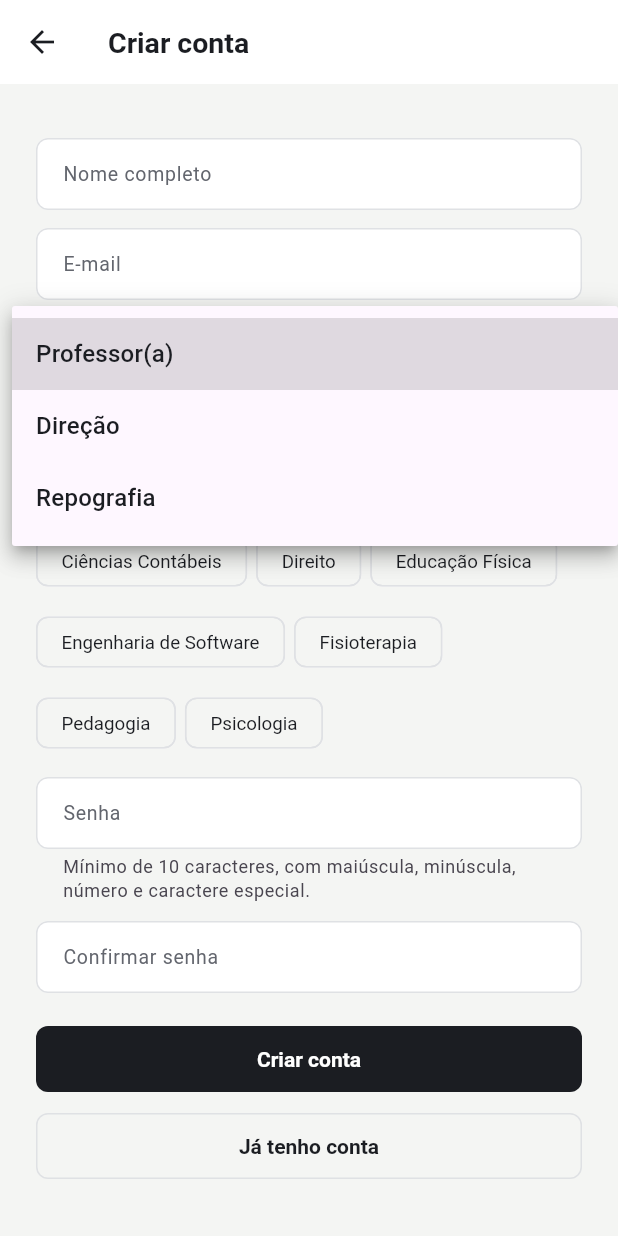
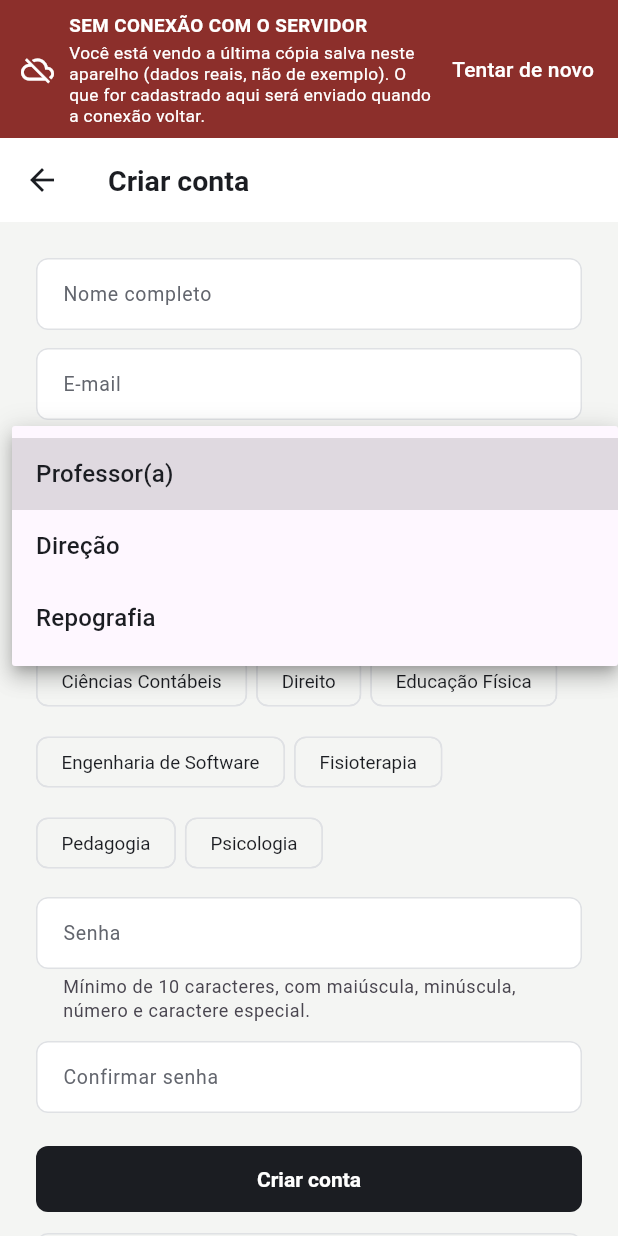
Before and after one commit to itsmeraposo/provafacil_fans, a Flutter app: the CadastroScreen screen opened directly, after a tap on "Professor(a)", on a phone screen of 412 x 824 dp. Run offline on Flutter 3.47's test engine with Material 3 defaults, Android fonts, the phone set to English and light mode, and no system bars; our stand-ins replace printing, share_plus, shared_preferences, web; missing offline and left inert: dart:js_interop; accounts and stored records are empty; network calls fail.

Commit message:
Mudanças

```diff
--- a/lib/api.dart
+++ b/lib/api.dart
@@ -1,6 +1,7 @@
 import 'dart:convert';
 import 'dart:typed_data';
 
+import 'package:flutter/foundation.dart' show ValueNotifier;
 import 'package:http/http.dart' as http;
 
 import 'config.dart';
@@ -40,9 +41,22 @@ class ApiClient {
   /// sessão). O app usa isso para voltar ao login.
   void Function()? aoSessaoExpirada;
 
+  /// Usado no modo offline (o app entrou sem conexão e está sem sessão): antes
+  /// de uma chamada que exige sessão, tenta abrir a sessão de novo. Devolve
+  /// `false` se continua sem conexão.
+  Future<bool> Function()? aoFaltarSessao;
+
   bool get temSessao => _sessao != null && _sessao!.isNotEmpty;
 
-  void limparSessao() => _sessao = null;
+  /// Verdadeiro quando a última tentativa de falar com o servidor falhou por
+  /// falta de conexão. A tela usa isso para avisar, bem visível, que o app
+  /// está sem conexão. Volta a `false` assim que o servidor responde.
+  final ValueNotifier<bool> semConexao = ValueNotifier<bool>(false);
+
+  void limparSessao() {
+    _sessao = null;
+    semConexao.value = false;
+  }
 
   Uri _uri(String caminho, Map<String, String>? consulta) {
     final base = Uri.parse(apiBaseUrl);
@@ -72,6 +86,19 @@ class ApiClient {
     Object? corpo,
     Map<String, String>? consulta,
   }) async {
+    if (!temSessao &&
+        !caminho.startsWith('/api/auth/') &&
+        aoFaltarSessao != null) {
+      final conseguiu = await aoFaltarSessao!();
+      if (!conseguiu) {
+        semConexao.value = true;
+        throw ApiException(
+          'Não foi possível conectar ao servidor. Verifique a internet e o '
+          'endereço configurado em lib/config.dart.',
+        );
+      }
+    }
+
     final requisicao = http.Request(metodo, _uri(caminho, consulta));
     requisicao.headers['Accept'] = 'application/json';
     if (temSessao) requisicao.headers['Authorization'] = 'Bearer $_sessao';
@@ -85,12 +112,15 @@ class ApiClient {
       final fluxo = await _http.send(requisicao).timeout(_limiteTempo);
       resposta = await http.Response.fromStream(fluxo);
     } catch (_) {
+      semConexao.value = true;
       throw ApiException(
         'Não foi possível conectar ao servidor. Verifique a internet e o '
         'endereço configurado em lib/config.dart.',
       );
     }
 
+    // O servidor respondeu (mesmo que com erro): há conexão.
+    semConexao.value = false;
     if (resposta.statusCode >= 400) throw _erroDe(resposta);
     _guardarToken(caminho, resposta);
     return resposta;
--- a/lib/app_state.dart
+++ b/lib/app_state.dart
@@ -43,6 +43,11 @@ class AppState extends ChangeNotifier {
   /// aparelho (servidor ou internet indisponível), e não do servidor.
   bool usandoCache = false;
 
+  /// Verdadeiro quando o app entrou sem conexão (usando os dados guardados no
+  /// aparelho) e ainda não tem sessão com o servidor. A sessão é pedida de
+  /// novo sozinha assim que a conexão voltar.
+  bool semSessao = false;
+
   bool get logado => usuarioAtual != null;
 
   /* ------------------------------------------------------------ auth */
@@ -79,14 +84,60 @@ class AppState extends ChangeNotifier {
   /// MODO SEM LOGIN (`loginAtivo = false`): pede ao servidor a sessão do
   /// perfil escolhido, sem e-mail nem senha. O servidor precisa estar com
   /// `SEM_LOGIN=true` e a mesma chave de `semLoginChave` (lib/config.dart).
+  ///
+  /// Se não houver conexão (ou o servidor estiver fora do ar) e este perfil já
+  /// tiver entrado antes neste aparelho, abre o painel mesmo assim, com os
+  /// dados guardados localmente (modo offline).
   Future<void> entrarSemLogin(Perfil perfil) async {
-    final resposta = await _api.post('/api/auth/entrada-direta', {
-      'chave': semLoginChave,
-      'perfil': perfil.chave,
-    });
-    usuarioAtual = Usuario.fromJson(resposta['usuario'] as Map<String, dynamic>);
+    try {
+      final resposta = await _api.post('/api/auth/entrada-direta', {
+        'chave': semLoginChave,
+        'perfil': perfil.chave,
+      });
+      final dadosUsuario = resposta['usuario'] as Map<String, dynamic>;
+      usuarioAtual = Usuario.fromJson(dadosUsuario);
+      semSessao = false;
+      await Preferencias.salvarUsuarioOffline(perfil.chave, dadosUsuario);
+    } on ApiException catch (erro) {
+      // Erros de resposta do servidor (ex.: 403 chave errada, 404 modo
+      // desligado) seguem como erro. Só entra offline sem conexão ou 5xx.
+      final semServico = erro.status == null || erro.status! >= 500;
+      if (!semServico) rethrow;
+      final guardado = await Preferencias.lerUsuarioOffline(perfil.chave);
+      if (guardado == null) {
+        // Nunca entrou com internet neste aparelho: não há o que mostrar.
+        throw ApiException(
+          'Sem conexão com o servidor. Este perfil ainda não entrou com '
+          'internet neste aparelho: conecte-se uma vez para depois poder '
+          'usar sem conexão.',
+        );
+      }
+      usuarioAtual = guardado;
+      semSessao = true;
+    }
     notifyListeners();
     await carregarDados();
+  }
+
+  /// Chamado pelo cliente HTTP antes de requisições que exigem sessão. No modo
+  /// offline, tenta abrir a sessão; se não houver conexão, devolve `false`.
+  Future<bool> garantirSessao() async {
+    if (!semSessao) return true;
+    final usuario = usuarioAtual;
+    if (usuario == null) return false;
+    try {
+      final resposta = await _api.post('/api/auth/entrada-direta', {
+        'chave': semLoginChave,
+        'perfil': usuario.perfil.chave,
+      });
+      final dadosUsuario = resposta['usuario'] as Map<String, dynamic>;
+      usuarioAtual = Usuario.fromJson(dadosUsuario);
+      await Preferencias.salvarUsuarioOffline(usuario.perfil.chave, dadosUsuario);
+      semSessao = false;
+      return true;
+    } on ApiException {
+      return false;
+    }
   }
 
   Future<String> registrar({
@@ -137,6 +188,8 @@ class AppState extends ChangeNotifier {
   void _limpar() {
     _api.limparSessao();
     usuarioAtual = null;
+    semSessao = false;
+    usandoCache = false;
     questoes = [];
     provas = [];
     erroCarregamento = null;
--- a/lib/main.dart
+++ b/lib/main.dart
@@ -6,6 +6,7 @@ import 'preferencias.dart';
 import 'screens/boas_vindas_screen.dart';
 import 'screens/login_screen.dart';
 import 'theme.dart';
+import 'widgets/banner_offline.dart';
 
 final GlobalKey<NavigatorState> navigatorKey = GlobalKey<NavigatorState>();
 
@@ -21,6 +22,9 @@ Future<void> main() async {
       (rota) => false,
     );
   };
+  // No modo offline (entrou sem conexão), tenta abrir a sessão de novo antes
+  // de falar com o servidor.
+  ApiClient.instancia.aoFaltarSessao = AppState.instancia.garantirSessao;
   runApp(const ProvaFacilApp());
 }
 
@@ -49,7 +53,7 @@ class ProvaFacilApp extends StatelessWidget {
                     .clamp(minScaleFactor: 1.0, maxScaleFactor: 1.25);
             return MediaQuery(
               data: MediaQuery.of(context).copyWith(textScaler: escala),
-              child: child!,
+              child: MoldeOffline(child: child!),
             );
           },
         );
--- a/lib/preferencias.dart
+++ b/lib/preferencias.dart
@@ -124,4 +124,36 @@ class Preferencias {
       debugPrint('Preferencias: não foi possível gravar: $erro');
     }
   }
+
+  /* ------------------------------- último usuário que entrou (modo offline) */
+
+  static String _chaveUsuario(String perfil) => 'usuarioOffline:$perfil';
+
+  /// Guarda os dados do usuário do acesso direto, devolvidos pelo servidor,
+  /// para o app conseguir abrir o painel mesmo sem conexão.
+  static Future<void> salvarUsuarioOffline(
+    String perfil,
+    Map<String, dynamic> usuario,
+  ) async {
+    try {
+      final prefs = await SharedPreferences.getInstance();
+      await prefs.setString(_chaveUsuario(perfil), jsonEncode(usuario));
+    } catch (erro) {
+      debugPrint('Preferencias: não foi possível gravar usuário: $erro');
+    }
+  }
+
+  static Future<Usuario?> lerUsuarioOffline(String perfil) async {
+    try {
+      final prefs = await SharedPreferences.getInstance();
+      final bruto = prefs.getString(_chaveUsuario(perfil));
+      if (bruto == null) return null;
+      final dados = jsonDecode(bruto);
+      if (dados is! Map<String, dynamic>) return null;
+      return Usuario.fromJson(dados);
+    } catch (erro) {
+      debugPrint('Preferencias: não foi possível ler usuário: $erro');
+      return null;
+    }
+  }
 }
--- /dev/null
+++ b/lib/widgets/banner_offline.dart
@@ -0,0 +1,103 @@
+import 'package:flutter/material.dart';
+
+import '../api.dart';
+import '../app_state.dart';
+import '../theme.dart';
+
+/// Envolve o app inteiro. Quando o app está sem conexão com o servidor (e há
+/// alguém dentro do painel), mostra no topo de TODAS as telas uma faixa bem
+/// visível dizendo isso e explicando que os dados são reais (cópia guardada
+/// no aparelho), não dados de exemplo.
+class MoldeOffline extends StatelessWidget {
+  const MoldeOffline({super.key, required this.child});
+
+  final Widget child;
+
+  @override
+  Widget build(BuildContext context) {
+    return ListenableBuilder(
+      listenable: Listenable.merge([
+        ApiClient.instancia.semConexao,
+        AppState.instancia,
+      ]),
+      builder: (context, _) {
+        final visivel =
+            ApiClient.instancia.semConexao.value && AppState.instancia.logado;
+        final pendentes =
+            AppState.instancia.questoes.where((q) => q.pendente).length;
+
+        // A estrutura (Column > Expanded > child) é sempre a mesma, para o
+        // navegador do app não ser recriado quando a faixa aparece/some.
+        return Column(
+          children: [
+            if (visivel)
+              Material(
+              color: AppColors.claret,
+              child: SafeArea(
+                bottom: false,
+                child: Padding(
+                  padding: const EdgeInsets.fromLTRB(14, 8, 8, 8),
+                  child: Row(
+                    children: [
+                      const Icon(Icons.cloud_off, color: Colors.white, size: 22),
+                      const SizedBox(width: 10),
+                      Expanded(
+                        child: Column(
+                          crossAxisAlignment: CrossAxisAlignment.start,
+                          children: [
+                            const Text(
+                              'SEM CONEXÃO COM O SERVIDOR',
+                              style: TextStyle(
+                                color: Colors.white,
+                                fontWeight: FontWeight.w700,
+                                fontSize: 12.5,
+                                letterSpacing: 0.3,
+                                decoration: TextDecoration.none,
+                              ),
+                            ),
+                            const SizedBox(height: 2),
+                            Text(
+                              'Você está vendo a última cópia salva neste '
+                              'aparelho (dados reais, não de exemplo). O que '
+                              'for cadastrado aqui será enviado quando a '
+                              'conexão voltar.'
+                              '${pendentes > 0 ? ' Pendentes de envio: $pendentes.' : ''}',
+                              style: const TextStyle(
+                                color: Colors.white,
+                                fontSize: 11.5,
+                                height: 1.25,
+                                fontWeight: FontWeight.w400,
+                                decoration: TextDecoration.none,
+                              ),
+                            ),
+                          ],
+                        ),
+                      ),
+                      TextButton(
+                        onPressed: () => AppState.instancia.carregarDados(),
+                        style: TextButton.styleFrom(
+                          foregroundColor: Colors.white,
+                          padding: const EdgeInsets.symmetric(horizontal: 8),
+                        ),
+                        child: const Text('Tentar de novo'),
+                      ),
+                    ],
+                  ),
+                ),
+              ),
+            ),
+            Expanded(
+              // Com a faixa visível ela já ocupa a área da barra de status:
+              // as telas não precisam reservar esse espaço de novo.
+              child: MediaQuery.removePadding(
+                context: context,
+                removeTop: visivel,
+                child: child,
+              ),
+            ),
+          ],
+        );
+      },
+    );
+  }
+}
```
Also changed, not shown: 1 other file.
